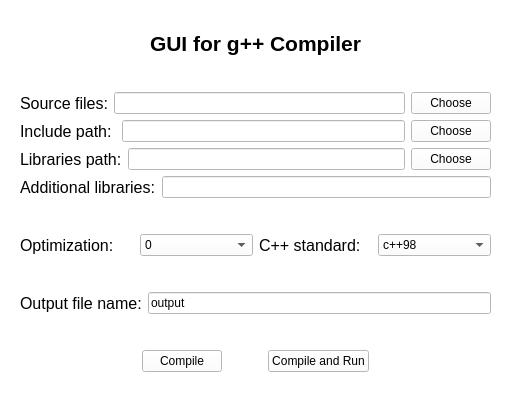
Above: mainwindow.ui from CosmoSt4r/gui-gpp before the change. Below: the same form after it.
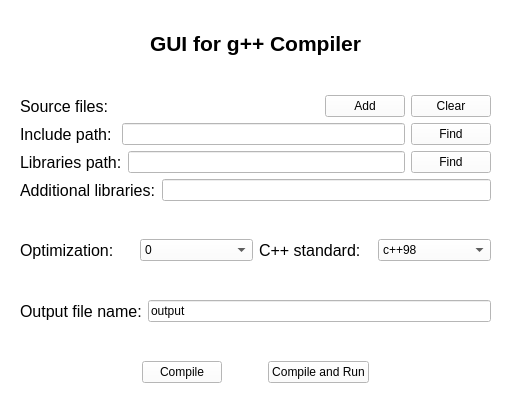
That is the form after the change.

The edit to the form file:
```diff
--- a/mainwindow.ui
+++ b/mainwindow.ui
@@ -7,7 +7,7 @@
     <x>0</x>
     <y>0</y>
     <width>512</width>
-    <height>404</height>
+    <height>420</height>
    </rect>
   </property>
   <property name="palette">
@@ -462,10 +462,13 @@
       <x>20</x>
       <y>31</y>
       <width>471</width>
-      <height>341</height>
+      <height>352</height>
      </rect>
     </property>
     <layout class="QVBoxLayout" name="verticalLayout_7">
+     <property name="sizeConstraint">
+      <enum>QLayout::SetDefaultConstraint</enum>
+     </property>
      <item>
       <layout class="QHBoxLayout" name="headerLayout">
        <item>
@@ -515,6 +518,9 @@
        <property name="orientation">
         <enum>Qt::Vertical</enum>
        </property>
+       <property name="sizeType">
+        <enum>QSizePolicy::Expanding</enum>
+       </property>
        <property name="sizeHint" stdset="0">
         <size>
          <width>20</width>
@@ -525,6 +531,9 @@
      </item>
      <item>
       <layout class="QHBoxLayout" name="sourceLayout">
+       <property name="sizeConstraint">
+        <enum>QLayout::SetDefaultConstraint</enum>
+       </property>
        <item>
         <widget class="QLabel" name="sourceLabel">
          <property name="font">
@@ -533,17 +542,34 @@
           </font>
          </property>
          <property name="text">
-          <string>Source files:</string>
+          <string>Source files:   </string>
          </property>
         </widget>
        </item>
        <item>
-        <widget class="QLineEdit" name="sourceLineEdit"/>
+        <widget class="QLabel" name="sourceFilesLabel">
+         <property name="sizePolicy">
+          <sizepolicy hsizetype="Expanding" vsizetype="Preferred">
+           <horstretch>0</horstretch>
+           <verstretch>0</verstretch>
+          </sizepolicy>
+         </property>
+         <property name="text">
+          <string/>
+         </property>
+        </widget>
        </item>
        <item>
         <widget class="QPushButton" name="sourceButton">
          <property name="text">
-          <string>Choose</string>
+          <string>Add</string>
+         </property>
+        </widget>
+       </item>
+       <item>
+        <widget class="QPushButton" name="sourceClear">
+         <property name="text">
+          <string>Clear</string>
          </property>
         </widget>
        </item>
@@ -569,7 +595,7 @@
        <item>
         <widget class="QPushButton" name="includeButton">
          <property name="text">
-          <string>Choose</string>
+          <string>Find</string>
          </property>
         </widget>
        </item>
@@ -595,7 +621,7 @@
        <item>
         <widget class="QPushButton" name="libPathButton">
          <property name="text">
-          <string>Choose</string>
+          <string>Find</string>
          </property>
         </widget>
        </item>
```
Left out of the diff: 2 changed lines with no effect on the pictures.
